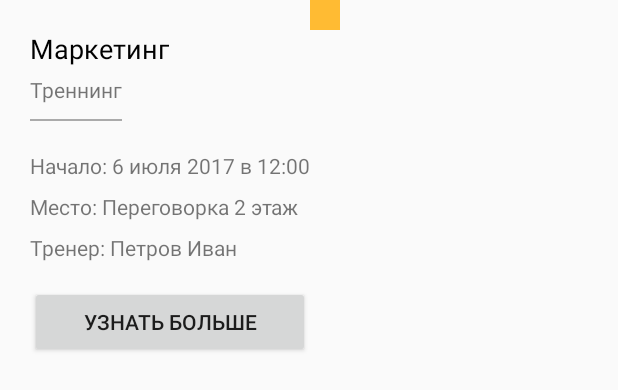
After one commit to iandreyshev/TooltipRefactoring, an Android app: the layout popup_left.xml on its own in the app's theme, with its tools: preview values and no code run, on a phone screen of 412 x 824 dp. The commit adds this screen. Shown: the top 390 px of the screen. Run offline under Robolectric (Android 15) with nearby library versions, the phone set to English and light mode, and no system bars.

Commit message:
Реализовано перемещение стрелки

```diff
--- a/app/build.gradle
+++ b/app/build.gradle
@@ -23,6 +23,8 @@ android {
 }
 
 dependencies {
+    implementation project(':viewtooltip')
+    implementation project(':library')
     implementation fileTree(dir: 'libs', include: ['*.jar'])
     implementation"org.jetbrains.kotlin:kotlin-stdlib-jre7:$kotlin_version"
     implementation 'com.android.support:appcompat-v7:26.1.0'
@@ -30,4 +32,5 @@ dependencies {
     testImplementation 'junit:junit:4.12'
     androidTestImplementation 'com.android.support.test:runner:1.0.1'
     androidTestImplementation 'com.android.support.test.espresso:espresso-core:3.0.1'
+    implementation "com.github.zyyoona7:EasyPopup:1.0.2"
 }
--- /dev/null
+++ b/app/src/main/java/ru/iandreyshev/tooltiprefactoring/HorizontalTooltip.kt
@@ -0,0 +1,57 @@
+package ru.iandreyshev.tooltiprefactoring
+
+import android.content.Context
+import android.graphics.RectF
+import android.util.AttributeSet
+import android.view.View
+import android.widget.FrameLayout
+
+class HorizontalTooltip @JvmOverloads constructor(
+        context: Context,
+        attributeSet: AttributeSet? = null,
+        defStyleAttr: Int = 0
+) : FrameLayout(context, attributeSet, defStyleAttr) {
+    companion object {
+        enum class Side {
+            LEFT,
+            RIGHT
+        }
+    }
+
+    private lateinit var mArrow: FrameLayout
+
+    var targetView: View? = null
+        set(value) {
+            field = value
+            requestLayout()
+        }
+
+    var arrowSide: Side = Side.RIGHT
+        set(value) {
+            field = value
+            requestLayout()
+        }
+
+    override fun onFinishInflate() {
+        super.onFinishInflate()
+        mArrow = findViewById(R.id.arrow)
+    }
+
+    override fun onMeasure(widthMeasureSpec: Int, heightMeasureSpec: Int) {
+        super.onMeasure(widthMeasureSpec, heightMeasureSpec)
+        targetView?.let { updateArrowPosition(it) }
+    }
+
+    private fun updateArrowPosition(target: View) {
+        val targetY = target.getLocationOnScreen.centerY()
+        val arrowY = mArrow.getLocationOnScreen.centerY()
+        mArrow.translationY = targetY - arrowY
+    }
+
+    private val View.getLocationOnScreen: RectF
+        get() {
+            val location = IntArray(2)
+            getLocationOnScreen(location)
+            return RectF(location[0].toFloat(), location[1].toFloat(), (location[0] + measuredWidth).toFloat(), (location[1] + measuredHeight).toFloat())
+        }
+}
--- /dev/null
+++ b/app/src/main/res/layout/content_layout.xml
@@ -0,0 +1,83 @@
+<?xml version="1.0" encoding="utf-8"?>
+<LinearLayout xmlns:android="http://schemas.android.com/apk/res/android"
+    android:id="@+id/popup_content"
+    android:layout_width="wrap_content"
+    android:layout_height="wrap_content"
+    android:orientation="horizontal">
+
+    <LinearLayout
+        android:layout_width="wrap_content"
+        android:layout_height="wrap_content"
+        android:layout_weight="1"
+        android:orientation="vertical"
+        android:padding="20dp">
+
+        <TextView
+            android:id="@+id/title"
+            android:layout_width="wrap_content"
+            android:layout_height="wrap_content"
+            android:layout_marginBottom="5dp"
+            android:text="Маркетинг"
+            android:textColor="@android:color/background_dark"
+            android:textSize="18sp" />
+
+        <LinearLayout
+            android:layout_width="wrap_content"
+            android:layout_height="wrap_content"
+            android:orientation="vertical">
+
+            <TextView
+                android:id="@+id/subtitle"
+                android:layout_width="wrap_content"
+                android:layout_height="wrap_content"
+                android:layout_marginBottom="10dp"
+                android:text="Треннинг" />
+
+            <View
+                android:layout_width="match_parent"
+                android:layout_height="1dp"
+                android:layout_marginBottom="20dp"
+                android:background="@android:color/darker_gray" />
+        </LinearLayout>
+
+        <LinearLayout
+            android:layout_width="wrap_content"
+            android:layout_height="match_parent"
+            android:layout_marginBottom="8dp"
+            android:orientation="vertical">
+
+            <TextView
+                android:id="@+id/textView4"
+                android:layout_width="wrap_content"
+                android:layout_height="wrap_content"
+                android:layout_marginBottom="8dp"
+                android:singleLine="true"
+                android:text="Начало: 6 июля 2017 в 12:00" />
+
+            <TextView
+                android:id="@+id/textView5"
+                android:layout_width="wrap_content"
+                android:layout_height="wrap_content"
+                android:layout_marginBottom="8dp"
+                android:singleLine="true"
+                android:text="Место: Переговорка 2 этаж" />
+
+            <TextView
+                android:id="@+id/textView6"
+                android:layout_width="wrap_content"
+                android:layout_height="wrap_content"
+                android:layout_marginBottom="8dp"
+                android:singleLine="true"
+                android:text="Тренер: Петров Иван" />
+
+        </LinearLayout>
+
+
+        <Button
+            android:id="@+id/button2"
+            android:layout_width="match_parent"
+            android:layout_height="wrap_content"
+            android:layout_gravity="center_horizontal"
+            android:text="Узнать больше" />
+    </LinearLayout>
+</LinearLayout>
--- /dev/null
+++ b/app/src/main/res/layout/popup_left.xml
@@ -0,0 +1,27 @@
+<?xml version="1.0" encoding="utf-8"?>
+<FrameLayout xmlns:android="http://schemas.android.com/apk/res/android"
+    xmlns:tools="http://schemas.android.com/tools"
+    android:id="@+id/tooltip_wrapper"
+    android:layout_width="wrap_content"
+    android:layout_height="wrap_content">
+
+    <ru.iandreyshev.tooltiprefactoring.HorizontalTooltip
+        android:id="@+id/tooltip"
+        android:layout_width="wrap_content"
+        android:layout_height="wrap_content">
+
+        <FrameLayout
+            android:id="@+id/arrow"
+            android:layout_width="20dp"
+            android:layout_height="20dp"
+            android:layout_gravity="end"
+            android:layout_weight="1"
+            android:background="@android:color/holo_orange_light">
+
+        </FrameLayout>
+
+        <include layout="@layout/content_layout" />
+
+    </ru.iandreyshev.tooltiprefactoring.HorizontalTooltip>
+
+</FrameLayout>
--- a/app/src/main/res/values/colors.xml
+++ b/app/src/main/res/values/colors.xml
@@ -3,4 +3,5 @@
     <color name="colorPrimary">#3F51B5</color>
     <color name="colorPrimaryDark">#303F9F</color>
     <color name="colorAccent">#ff4081</color>
+    <color name="white">#fff</color>
 </resources>
--- a/build.gradle
+++ b/build.gradle
@@ -19,6 +19,7 @@ allprojects {
     repositories {
         google()
         jcenter()
+        maven { url 'https://jitpack.io' }
     }
 }
 
```
Also changed, not shown: app/src/main/java/ru/iandreyshev/tooltiprefactoring/EasyPopup.kt (added, +28 -0 lines), app/src/main/java/ru/iandreyshev/tooltiprefactoring/IEventPopup.kt (added, +8 -0 lines), app/src/main/java/ru/iandreyshev/tooltiprefactoring/MainActivity.kt (+16 -0 lines), app/src/main/res/layout/activity_main.xml (+6 -5 lines), app/src/main/res/layout/popup_right.xml (added, +26 -0 lines), app/src/main/res/layout/test_layout.xml (deleted, +0 -45 lines), viewtooltip/src/main/java/com/github/florent37/viewtooltip/ViewTooltip.java (+4 -4 lines).
